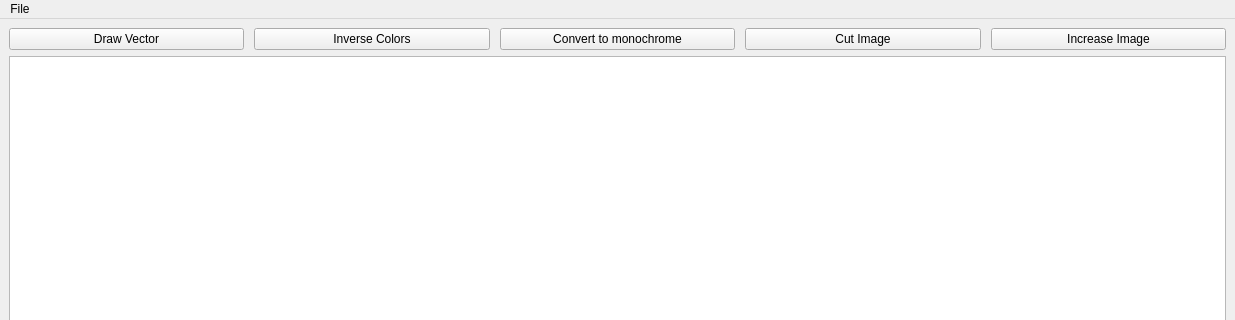
Before: the Qt Designer form mw.ui in trofkm/BMP, drawn with Qt 5; both pictures show x 0 to 1235 and y 0 to 320 of the 1235 by 784 pixel window.
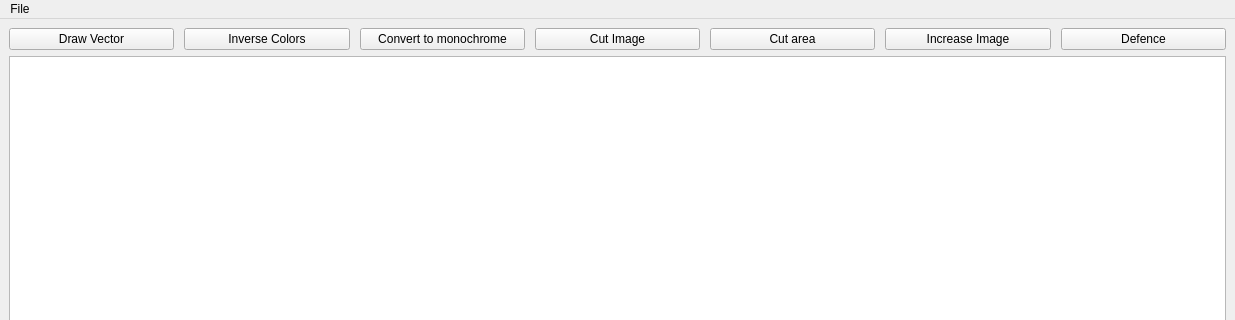
After: the same form once the commit is applied. Icons and pictures are not drawn.

Commit message: defence 1st var

```diff
--- a/mw.ui
+++ b/mw.ui
@@ -54,6 +54,13 @@
         </property>
        </widget>
       </item>
+      <item>
+       <widget class="QPushButton" name="CutArea_btn">
+        <property name="text">
+         <string>Cut area</string>
+        </property>
+       </widget>
+      </item>
       <item>
        <widget class="QPushButton" name="IncreaseImage_btn">
         <property name="text">
@@ -61,6 +68,13 @@
         </property>
        </widget>
       </item>
+      <item>
+       <widget class="QPushButton" name="courseDef_btn">
+        <property name="text">
+         <string>Defence</string>
+        </property>
+       </widget>
+      </item>
      </layout>
     </item>
     <item>
```
The commit also changes 5 other files.
